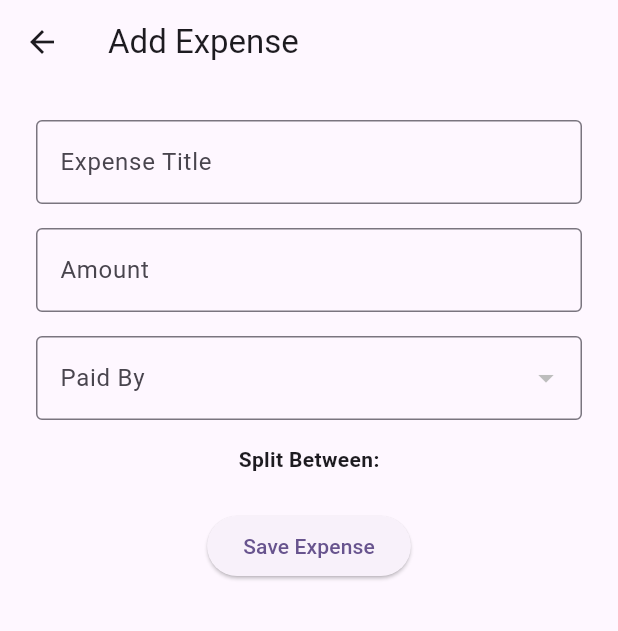
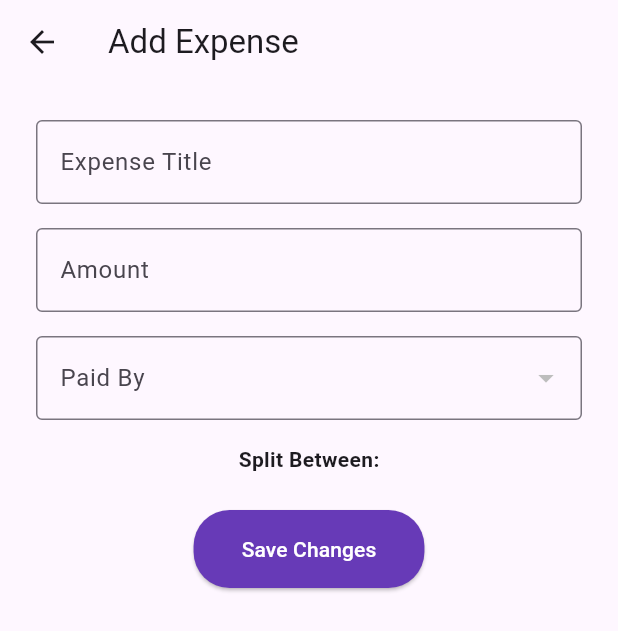
Before and after one commit to Quicline/quicksplit, a Flutter app: the AddExpenseScreen screen opened directly with empty values, on a phone screen of 412 x 824 dp. Shown: the top 631 px of the screen. Run offline on Flutter 3.47's test engine with Material 3 defaults, Android fonts, the phone set to English and light mode, and no system bars; our stand-ins replace shared_preferences; accounts and stored records are empty.

Commit message:
Enhance button styles in AddExpenseScreen and CreateGroupScreen for improved visibility and user experience

```diff
--- a/lib/screens/group/add_expense_screen.dart
+++ b/lib/screens/group/add_expense_screen.dart
@@ -235,7 +235,21 @@ class _AddExpenseScreenState extends State<AddExpenseScreen> {
                 ),
               ElevatedButton(
                 onPressed: _saveExpense,
-                child: const Text('Save Expense'),
+                style: ElevatedButton.styleFrom(
+                  backgroundColor: Colors.deepPurple, // or your preferred color
+                  foregroundColor: Colors.white, // sets text/icon color
+                  shape: RoundedRectangleBorder(
+                    borderRadius: BorderRadius.circular(24),
+                  ),
+                  padding: const EdgeInsets.symmetric(
+                    horizontal: 32,
+                    vertical: 16,
+                  ),
+                ),
+                child: const Text(
+                  'Save Changes',
+                  style: TextStyle(color: Colors.white),
+                ),
               ),
             ],
           ),
--- a/lib/screens/group/create_group_screen.dart
+++ b/lib/screens/group/create_group_screen.dart
@@ -199,6 +199,7 @@ class _CreateGroupScreenState extends State<CreateGroupScreen> {
                 widget.existingGroup != null
                     ? 'Save Changes'
                     : 'Create and Continue',
+                style: const TextStyle(color: Colors.white),
               ),
             ),
           ],
```
